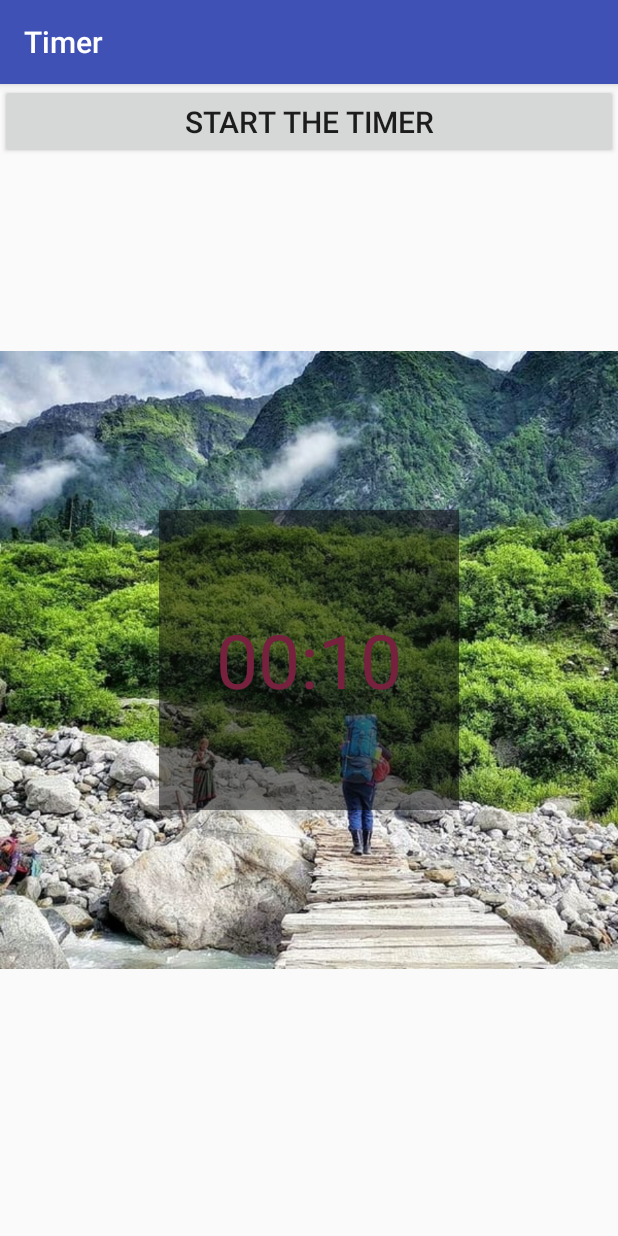
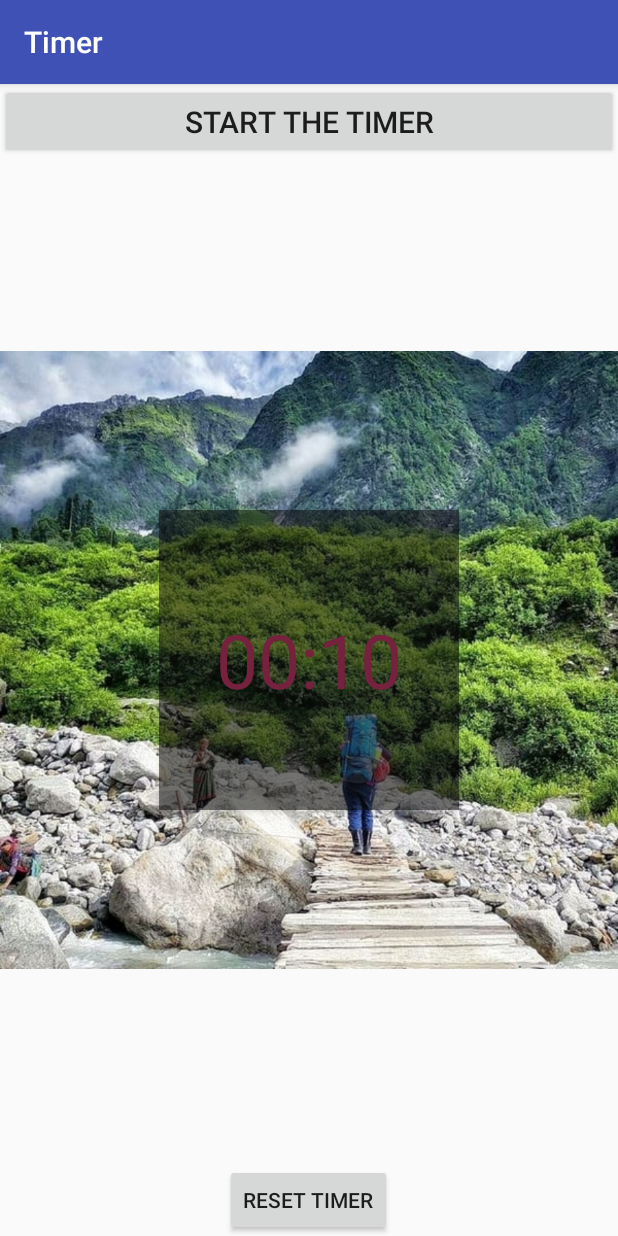
Before and after one commit to abhishekhugetech/CountdownTimer-a, an Android app: the screen it shows after launch (MainActivity), on a phone screen of 412 x 824 dp. Run offline under Robolectric (Android 15) with nearby library versions, the phone set to English and light mode, and no system bars.

Commit message:
The reset button functionality has been added to the App.

```diff
--- a/app/src/main/res/layout/activity_main.xml
+++ b/app/src/main/res/layout/activity_main.xml
@@ -39,4 +39,13 @@
         android:textColor="@color/colorAccent"
         android:textSize="50sp" />
 
+    <Button
+        android:id="@+id/reset"
+        android:layout_width="wrap_content"
+        android:layout_height="wrap_content"
+        android:layout_alignParentBottom="true"
+        android:layout_centerHorizontal="true"
+        android:onClick="reset"
+        android:text="RESET TIMER" />
+
 </RelativeLayout>
```
Also changed, not shown: app/src/main/java/com/abhishek/timer/MainActivity.java (+7 -0 lines).
